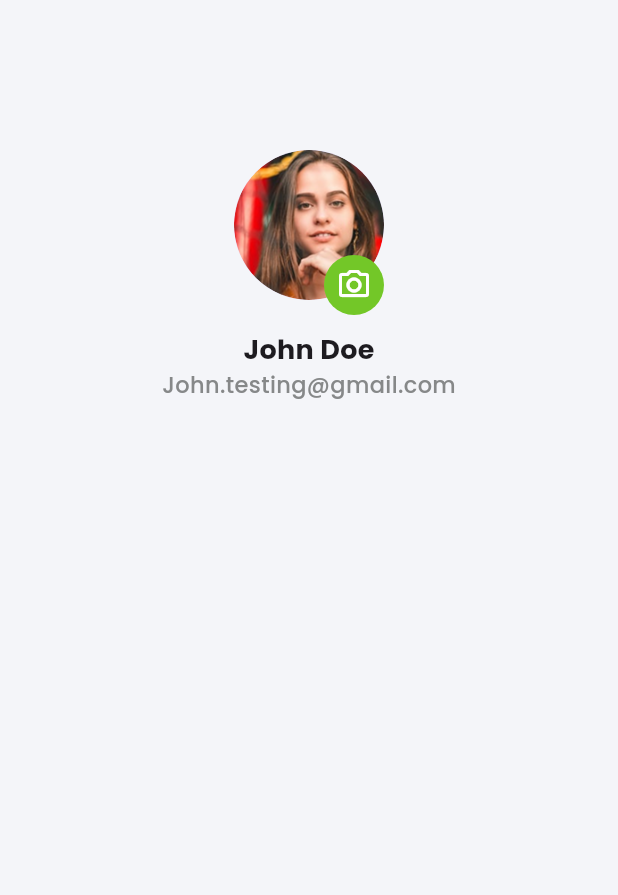
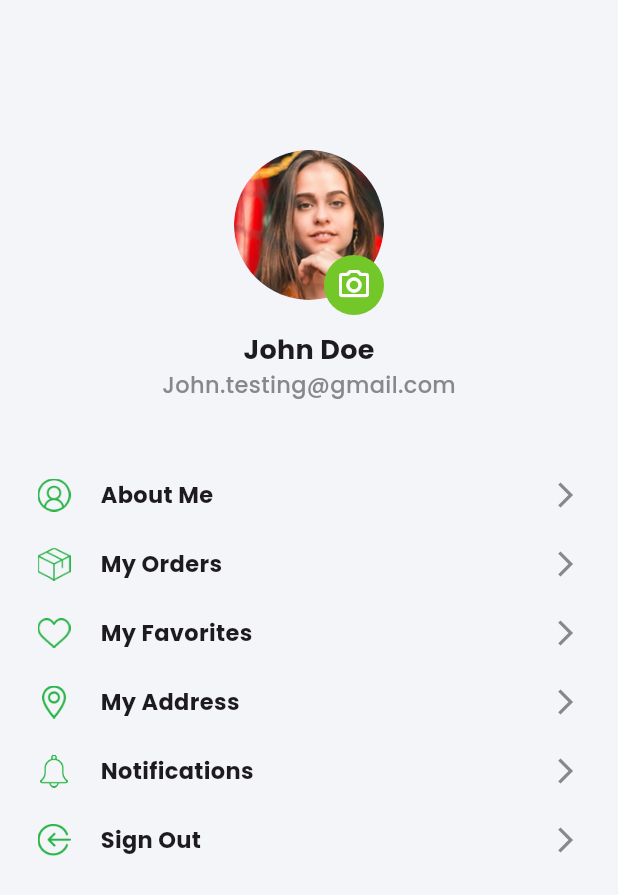
Before and after one commit to Megan-IT-Solution/Niligiris-User-App, a Flutter app: the ProfileScreen screen opened directly, on a phone screen of 412 x 824 dp. Shown: the top 895 px of the screen. Run offline on Flutter 3.47's test engine with Material 3 defaults, Android fonts, the phone set to English and light mode, and no system bars; our stand-ins replace carousel_slider, get, google_fonts, smooth_page_indicator.

Commit message:
Profile Screen Complete

```diff
--- a/lib/screens/custom_navbar/profile/profile_screen.dart
+++ b/lib/screens/custom_navbar/profile/profile_screen.dart
@@ -1,6 +1,7 @@
 import 'package:flutter/material.dart';
 import 'package:nilgiris/constants/app_colors.dart';
-import 'package:nilgiris/constants/app_text_styles.dart';
+import 'package:nilgiris/screens/custom_navbar/profile/widgets/profile_header_widget.dart';
+import 'package:nilgiris/screens/custom_navbar/profile/widgets/profile_tile_widget.dart';
 
 class ProfileScreen extends StatelessWidget {
   const ProfileScreen({super.key});
@@ -13,42 +14,14 @@ class ProfileScreen extends StatelessWidget {
         padding: const EdgeInsets.symmetric(horizontal: 15),
         child: Column(
           children: [
-            SizedBox(height: 100),
-            Center(
-              child: SizedBox(
-                height: 100,
-                width: 100,
-                child: Stack(
-                  clipBehavior: Clip.none,
-                  children: [
-                    CircleAvatar(
-                      radius: 60,
-                      backgroundImage: AssetImage('assets/images/r.png'),
-                    ),
-                    Positioned(
-                      bottom: -10,
-                      right: 0,
-                      child: CircleAvatar(
-                        backgroundColor: AppColors.primaryColor,
-                        child: Icon(
-                          Icons.camera_alt_outlined,
-                          color: AppColors.primaryWhite,
-                        ),
-                      ),
-                    ),
-                  ],
-                ),
-              ),
-            ),
-            SizedBox(height: 20),
-            Text(
-              "John Doe",
-              style: AppTextStyles.h2.copyWith(fontWeight: FontWeight.bold),
-            ),
-            Text(
-              "John.testing@gmail.com",
-              style: AppTextStyles.h1.copyWith(color: AppColors.lightGrey),
-            ),
+            ProfileHeaderWidget(),
+            SizedBox(height: 40),
+            ProfileTileWidget(icon: "about", title: "About Me"),
+            ProfileTileWidget(icon: "orders", title: "My Orders"),
+            ProfileTileWidget(icon: "favorite", title: "My Favorites"),
+            ProfileTileWidget(icon: "address", title: "My Address"),
+            ProfileTileWidget(icon: "notification", title: "Notifications"),
+            ProfileTileWidget(icon: "logout", title: "Sign Out"),
           ],
         ),
       ),
--- /dev/null
+++ b/lib/screens/custom_navbar/profile/widgets/profile_header_widget.dart
@@ -0,0 +1,52 @@
+import 'package:flutter/material.dart';
+
+import '../../../../constants/app_colors.dart';
+import '../../../../constants/app_text_styles.dart';
+
+class ProfileHeaderWidget extends StatelessWidget {
+  const ProfileHeaderWidget({super.key});
+
+  @override
+  Widget build(BuildContext context) {
+    return Column(
+      children: [
+        SizedBox(height: 100),
+        Center(
+          child: SizedBox(
+            height: 100,
+            width: 100,
+            child: Stack(
+              clipBehavior: Clip.none,
+              children: [
+                CircleAvatar(
+                  radius: 60,
+                  backgroundImage: AssetImage('assets/images/r.png'),
+                ),
+                Positioned(
+                  bottom: -10,
+                  right: 0,
+                  child: CircleAvatar(
+                    backgroundColor: AppColors.primaryColor,
+                    child: Icon(
+                      Icons.camera_alt_outlined,
+                      color: AppColors.primaryWhite,
+                    ),
+                  ),
+                ),
+              ],
+            ),
+          ),
+        ),
+        SizedBox(height: 20),
+        Text(
+          "John Doe",
+          style: AppTextStyles.h2.copyWith(fontWeight: FontWeight.bold),
+        ),
+        Text(
+          "John.testing@gmail.com",
+          style: AppTextStyles.h1.copyWith(color: AppColors.lightGrey),
+        ),
+      ],
+    );
+  }
+}
--- /dev/null
+++ b/lib/screens/custom_navbar/profile/widgets/profile_tile_widget.dart
@@ -0,0 +1,44 @@
+import 'package:flutter/material.dart';
+
+import '../../../../constants/app_colors.dart';
+import '../../../../constants/app_text_styles.dart';
+
+class ProfileTileWidget extends StatelessWidget {
+  final String icon, title;
+  final Function()? onPressed;
+  const ProfileTileWidget({
+    super.key,
+    required this.icon,
+    required this.title,
+    this.onPressed,
+  });
+
+  @override
+  Widget build(BuildContext context) {
+    return Padding(
+      padding: const EdgeInsets.symmetric(horizontal: 10, vertical: 12),
+      child: GestureDetector(
+        onTap: onPressed,
+        child: Row(
+          children: [
+            SizedBox(
+              height: 22,
+              width: 22,
+              child: Image.asset('assets/icons/$icon.png'),
+            ),
+            SizedBox(width: 20),
+            Text(
+              title,
+              style: AppTextStyles.h1.copyWith(
+                fontSize: 15,
+                fontWeight: FontWeight.bold,
+              ),
+            ),
+            Spacer(),
+            Icon(Icons.arrow_forward_ios, size: 20, color: AppColors.lightGrey),
+          ],
+        ),
+      ),
+    );
+  }
+}
```
